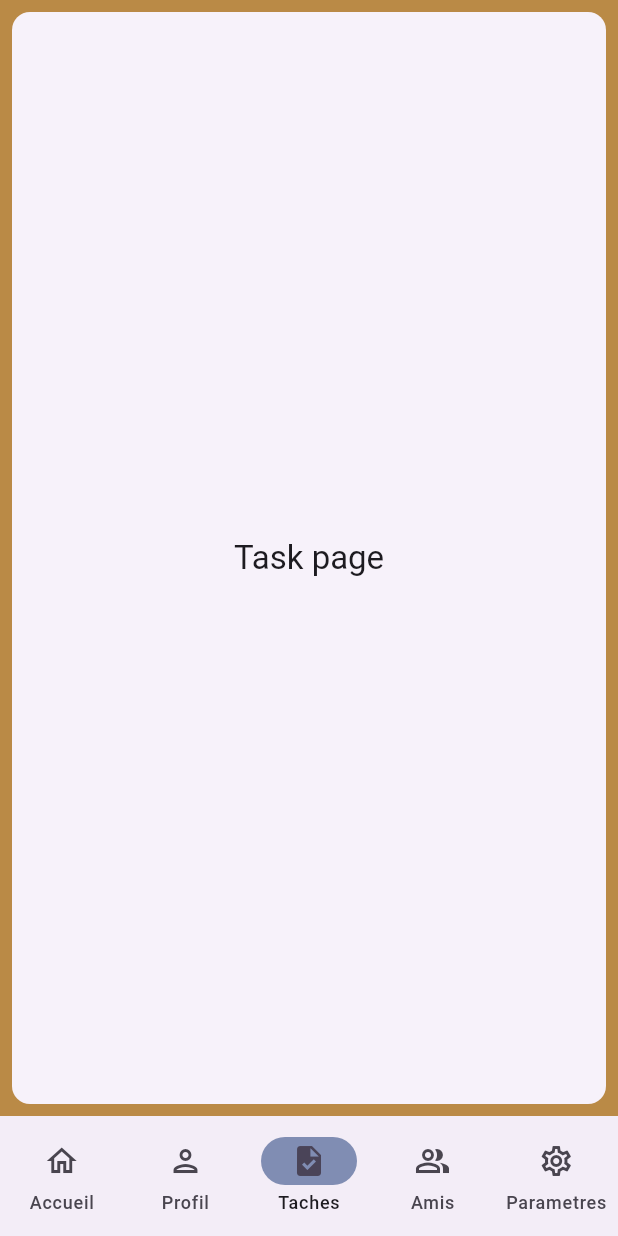
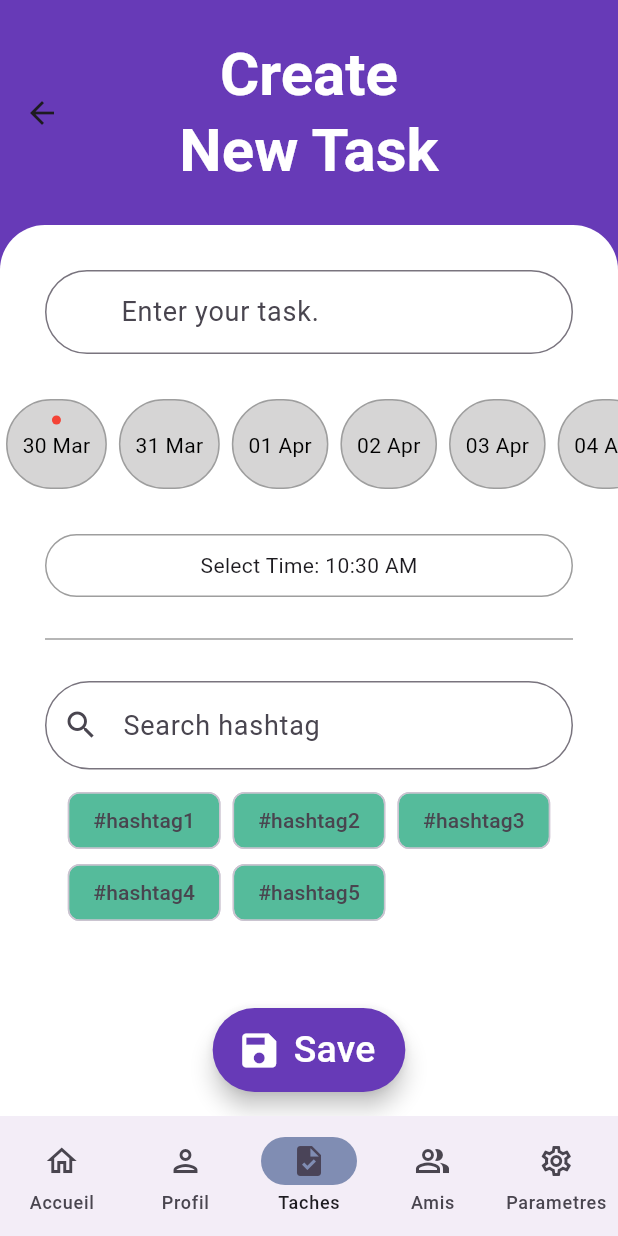
Before and after one commit to zakdonohue/Log450_DoIt, a Flutter app: the CoreAppNavigation screen opened by its route, item 3 of the bottom bar chosen, on a phone screen of 412 x 824 dp. Run offline on Flutter 3.47's test engine with Material 3 defaults, Android fonts, the phone set to English and light mode, and no system bars; our stand-ins replace fluttertoast, lottie.

Commit message:
Create task draft page

```diff
--- a/lib/ui/corenav.dart
+++ b/lib/ui/corenav.dart
@@ -54,7 +54,7 @@ class CoreApp extends State<CoreAppNavigation> {
         /// Home page
         const HomeScreen(),
         const ProfileScreen(),
-        const CreateTaskScreen(),
+        CreateTaskScreen(),
         const ManageFriendsScreen(),
         const SettingsScreen(),
       ][currentPageIndex],
--- a/lib/ui/createtaskscreen.dart
+++ b/lib/ui/createtaskscreen.dart
@@ -1,30 +1,199 @@
 import 'package:flutter/material.dart';
 import 'package:log450_doit/ui/utils/materialColor.dart';
+import 'package:intl/intl.dart';
 
-class CreateTaskScreen extends StatelessWidget {
-  const CreateTaskScreen({super.key});
+class CreateTaskScreen extends StatefulWidget {
+  static String routeName = '/createTaskScreen';
+    @override
+  _CreateTaskScreenState createState() => _CreateTaskScreenState();
+}
+
+class _CreateTaskScreenState extends State<CreateTaskScreen> {
+  DateTime selectedDate = DateTime.now();
+  TimeOfDay selectedTime = TimeOfDay.now();
+
 
   static const routeName = '/createtask';
 
   @override
   Widget build(BuildContext context) {
-    final ThemeData theme = Theme.of(context);
     return Scaffold(
-        backgroundColor: createMaterialColor
-            .createMaterialColor(const Color.fromARGB(198, 167, 107, 17)),
-        body: Card(
-          shadowColor: Colors.transparent,
-          margin: const EdgeInsets.all(8.0),
-          child: SizedBox.expand(
-            child: Center(
-              child: Text(
-                'Task page',
-                style: theme.textTheme.titleLarge,
+      backgroundColor: Colors.deepPurple,
+      appBar: AppBar(
+        backgroundColor: Colors.deepPurple,
+        title:Text('Create \nNew Task',
+          style: TextStyle(color: Colors.white, fontSize: 40, fontWeight: FontWeight.bold),
+          textAlign: TextAlign.center,
+        ),
+      centerTitle: true,
+        elevation: 0, // Removes shadow for a flat design
+        toolbarHeight: 150.0,
+      ),
+      body: Padding(
+        padding: const EdgeInsets.only(top: 0),
+        child: Container(
+          decoration: BoxDecoration(
+          color: Colors.white, // Assuming you have defined this properly
+          borderRadius: BorderRadius.only(
+            topLeft: Radius.circular(30),
+            topRight: Radius.circular(30),
+          ),
+          ),
+          child: Column(
+          children: <Widget>[
+            // Task Name Input
+            Padding(
+        padding: const EdgeInsets.only(top: 30, left: 30, right: 30),
+        child:
+            TextField(
+              decoration: InputDecoration(
+                labelText: '       Enter your task.',
+                labelStyle: TextStyle(
+                  fontSize: 18.0,
+
+                ),
+                border: OutlineInputBorder(
+                  borderRadius: BorderRadius.circular(30.0),
+                ),
               ),
             ),
-          ),
-        ));
+            ),
+             SizedBox(height: 30),
+            // Scrollable Dates
+            Container(
+              height: 60,
+              child: ListView.builder(
+                scrollDirection: Axis.horizontal,
+                itemCount: 30,
+                itemBuilder: (context, index) {
+                  DateTime date = DateTime.now().add(Duration(days: index));
+                  bool isToday = date.day == DateTime.now().day && date.month == DateTime.now().month && date.year == DateTime.now().year;
+                  return Container(
+                    margin: EdgeInsets.symmetric(horizontal: 4),
+                    padding: EdgeInsets.all(10.0),
+                    child: Column(
+          mainAxisSize: MainAxisSize.min,
+          children: <Widget>[
+            if (isToday) // Only add the dot if it's today's date
+              Container(
+                height: 6.0,
+                width: 6.0,
+                decoration: BoxDecoration(
+                  shape: BoxShape.circle,
+                  color: Colors.red,
+                ),
+                margin: EdgeInsets.only(bottom: 4.0), // Space between dot and text
+              ),
+            if(!isToday)
+              Container(
+                height: 6.0,
+                width: 6.0,
+                margin: EdgeInsets.only(bottom: 4.0),
+              ),
+
+            Text(
+              DateFormat('dd MMM').format(date),
+              style: TextStyle(
+                color: Colors.black,
+              ),
+            ),
+          ],
+        ),
+
+                    decoration: BoxDecoration(
+                      border: Border.all(color: Colors.grey),
+                      borderRadius: BorderRadius.circular(30.0),
+                      color: const Color.fromARGB(255, 214, 213, 213),
+                    ),
+                  );
+                },
+              ),
+            ),
+
+            Padding(
+        padding: const EdgeInsets.only(top: 30, left: 30, right: 30),
+        child:
+        InkWell(
+              onTap: () async {
+                TimeOfDay? picked = await showTimePicker(
+                  context: context,
+                  initialTime: selectedTime,
+                );
+                if (picked != null && picked != selectedTime)
+                  setState(() {
+                    selectedTime = picked;
+                  });
+              },
+              child: Container(
+                padding: EdgeInsets.symmetric(vertical: 10.0),
+                decoration: BoxDecoration(
+                  border: Border.all(color: Colors.grey),
+                  borderRadius: BorderRadius.circular(30.0),
+                ),
+                child: Text('Select Time: ${selectedTime.format(context)}'),
+                alignment: Alignment.center,
+              ),
+            ),
+            ),
+            SizedBox(
+              height: 20,
+            ),
+            // Search bar
+            Divider(
+              color: Colors.grey, // Color of the divider
+              thickness: 1, // Thickness of the divider line
+              indent: 30,
+              endIndent: 30,
+            ),
+            Padding(
+        padding: const EdgeInsets.only(top: 20, left: 30, right: 30),
+        child: TextField(
+              decoration: InputDecoration(
+                border: OutlineInputBorder(
+                  borderRadius: BorderRadius.circular(30.0),
+                ),
+                hintText: 'Search hashtag',
+                hintStyle: TextStyle(
+                  fontSize: 18.0,
+                ),
+                prefixIcon: Icon(Icons.search),
+              ),
+            ),
+            ),
+            SizedBox(height: 10),
+            // Hashtags
+            Wrap(
+              spacing: 8.0,
+              children: List<Widget>.generate(
+                5,
+                (int index) {
+                  return Chip(
+                    label: Text('#hashtag${index + 1}'),
+                    backgroundColor: const Color.fromARGB(255, 85, 187, 155),
+                  );
+                },
+              ),
+            ),
+            SizedBox(height: 30),
+            // Time Input
+          ],
+        ),
+      ),
+      ),
+      floatingActionButton: FloatingActionButton.extended(
+        onPressed: () {
+          // Save task logic
+        },
+        icon: Icon(Icons.save, color: Colors.white, size: 30,),
+        label: Text('Save', style: TextStyle(color: Colors.white, fontSize: 25)),
+        backgroundColor: Colors.deepPurple,
+        shape: RoundedRectangleBorder(
+          borderRadius: BorderRadius.all(Radius.circular(40.0)),
+        ),
+      ),
+      floatingActionButtonLocation: FloatingActionButtonLocation.centerFloat,
+    );
   }
-}
+  }
 
 final createMaterialColor = CreateMaterialColor();
--- a/lib/ui/main.dart
+++ b/lib/ui/main.dart
@@ -23,7 +23,7 @@ class MainApp extends StatelessWidget {
       CreateAccountScreen.routeName: (context) => const CreateAccountScreen(),
       CoreApp.routeName: (context) => const CoreAppNavigation(),
       ProfileScreen.routeName: (context) => const ProfileScreen(),
-      CreateTaskScreen.routeName: (context) => const CreateTaskScreen(),
+      CreateTaskScreen.routeName: (context) => CreateTaskScreen(),
       PostTaskScreen.routeName: (context) => const PostTaskScreen(),
       ManageFriendsScreen.routeName: (context) => const ManageFriendsScreen(),
       SettingsScreen.routeName: (context) => const SettingsScreen(),
--- a/pubspec.yaml
+++ b/pubspec.yaml
@@ -4,7 +4,7 @@ publish_to: 'none'
 version: 0.1.0
 
 environment:
-  sdk: '>=3.3.0 <4.0.0'
+  sdk: '>=3.2.0 <4.0.0'
 
 dependencies:
   flutter:
@@ -16,6 +16,7 @@ dev_dependencies:
   flutter_test:
     sdk: flutter
   flutter_lints: ^3.0.0
+  intl: ^0.17.0
 
 flutter:
   uses-material-design: true
```
Also changed, not shown: pubspec.lock, 1 other file.
